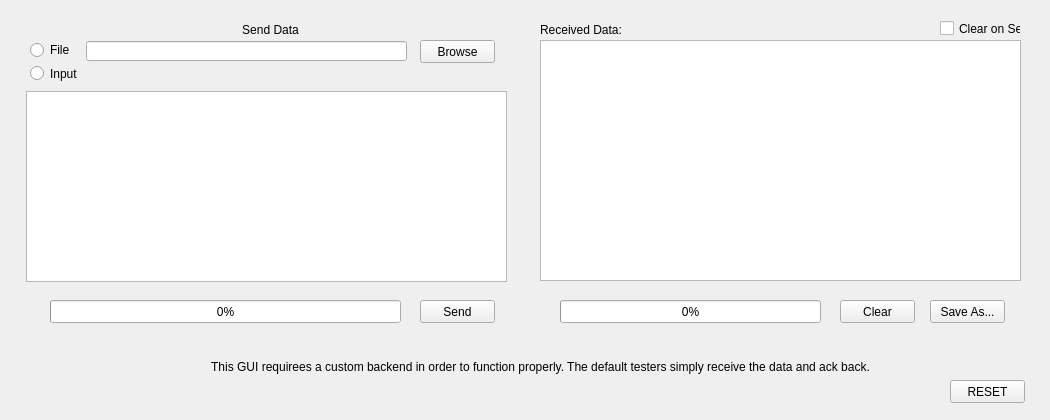
Before: the Qt Designer form src/user-interfaces/gui-data-transmit.ui in Donn13Darko/uC_Interfacer, drawn with Qt 5.
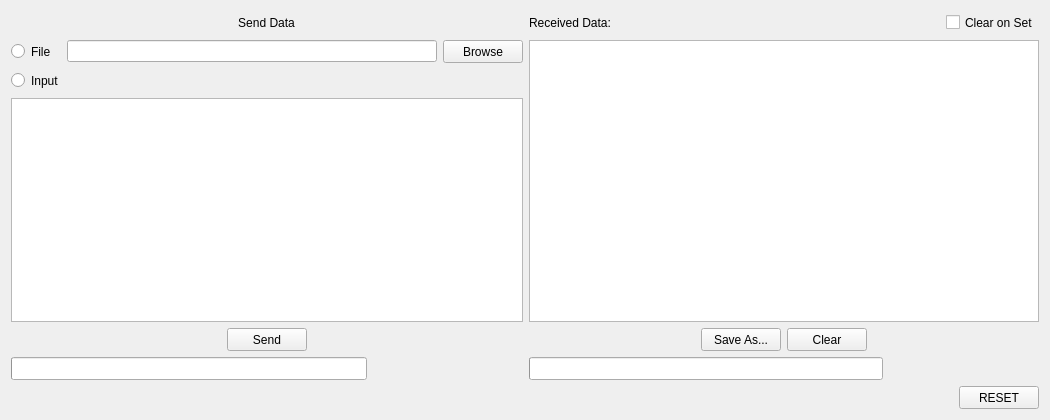
After: the same form once the commit is applied.

Diff of the .ui file:
```diff
--- a/src/user-interfaces/gui-data-transmit.ui
+++ b/src/user-interfaces/gui-data-transmit.ui
@@ -10,37 +10,118 @@
     <height>420</height>
    </rect>
   </property>
+  <property name="sizePolicy">
+   <sizepolicy hsizetype="Minimum" vsizetype="Minimum">
+    <horstretch>0</horstretch>
+    <verstretch>0</verstretch>
+   </sizepolicy>
+  </property>
+  <property name="minimumSize">
+   <size>
+    <width>1050</width>
+    <height>420</height>
+   </size>
+  </property>
   <property name="windowTitle">
    <string>Form</string>
   </property>
-  <widget class="QPlainTextEdit" name="Send_PlainText">
-   <property name="geometry">
-    <rect>
-     <x>26</x>
-     <y>91</y>
-     <width>481</width>
-     <height>191</height>
-    </rect>
-   </property>
-  </widget>
+  <layout class="QGridLayout" name="gridLayout">
+   <item row="1" column="5" alignment="Qt::AlignRight">
+    <widget class="QPushButton" name="ResetGUI_Button">
+     <property name="sizePolicy">
+      <sizepolicy hsizetype="Fixed" vsizetype="Fixed">
+       <horstretch>0</horstretch>
+       <verstretch>0</verstretch>
+      </sizepolicy>
+     </property>
+     <property name="minimumSize">
+      <size>
+       <width>75</width>
+       <height>23</height>
+      </size>
+     </property>
+     <property name="text">
+      <string>RESET</string>
+     </property>
+     <property name="autoDefault">
+      <bool>false</bool>
+     </property>
+    </widget>
+   </item>
+   <item row="0" column="0" colspan="2">
+    <layout class="QVBoxLayout" name="verticalLayout">
+     <property name="sizeConstraint">
+      <enum>QLayout::SetNoConstraint</enum>
+     </property>
+     <item alignment="Qt::AlignHCenter">
+      <widget class="QLabel" name="Send_Label">
+       <property name="sizePolicy">
+        <sizepolicy hsizetype="Fixed" vsizetype="Fixed">
+         <horstretch>0</horstretch>
+         <verstretch>0</verstretch>
+        </sizepolicy>
+       </property>
+       <property name="minimumSize">
+        <size>
+         <width>75</width>
+         <height>23</height>
+        </size>
+       </property>
+       <property name="text">
+        <string>Send Data</string>
+       </property>
+       <property name="alignment">
+        <set>Qt::AlignCenter</set>
+       </property>
+      </widget>
+     </item>
+     <item>
+      <layout class="QHBoxLayout" name="horizontalLayout_2">
+       <item>
+        <widget class="QRadioButton" name="SendFile_Radio">
+         <property name="sizePolicy">
+          <sizepolicy hsizetype="Fixed" vsizetype="Fixed">
+           <horstretch>0</horstretch>
+           <verstretch>0</verstretch>
+          </sizepolicy>
+         </property>
+         <property name="minimumSize">
+          <size>
+           <width>50</width>
+           <height>23</height>
+          </size>
+         </property>
+         <property name="text">
+          <string>File</string>
+         </property>
+         <attribute name="buttonGroup">
+          <string notr="true">Send_RadioGroup</string>
+         </attribute>
+        </widget>
+       </item>
+       <item>
   <widget class="QLineEdit" name="SendFilePath_LineEdit">
-   <property name="geometry">
-    <rect>
-     <x>86</x>
-     <y>41</y>
-     <width>321</width>
+         <property name="minimumSize">
+          <size>
+           <width>370</width>
      <height>20</height>
-    </rect>
-   </property>
-  </widget>
+          </size>
+         </property>
+        </widget>
+       </item>
+       <item>
   <widget class="QPushButton" name="SendBrowseFile_Button">
-   <property name="geometry">
-    <rect>
-     <x>420</x>
-     <y>40</y>
+         <property name="sizePolicy">
+          <sizepolicy hsizetype="Fixed" vsizetype="Fixed">
+           <horstretch>0</horstretch>
+           <verstretch>0</verstretch>
+          </sizepolicy>
+         </property>
+         <property name="minimumSize">
+          <size>
      <width>75</width>
      <height>23</height>
-    </rect>
+          </size>
    </property>
    <property name="text">
     <string>Browse</string>
@@ -49,14 +130,180 @@
     <bool>false</bool>
    </property>
   </widget>
+       </item>
+      </layout>
+     </item>
+     <item>
+      <widget class="QRadioButton" name="SendInput_Radio">
+       <property name="sizePolicy">
+        <sizepolicy hsizetype="Fixed" vsizetype="Fixed">
+         <horstretch>0</horstretch>
+         <verstretch>0</verstretch>
+        </sizepolicy>
+       </property>
+       <property name="minimumSize">
+        <size>
+         <width>50</width>
+         <height>23</height>
+        </size>
+       </property>
+       <property name="text">
+        <string>Input</string>
+       </property>
+       <attribute name="buttonGroup">
+        <string notr="true">Send_RadioGroup</string>
+       </attribute>
+      </widget>
+     </item>
+     <item>
+      <widget class="QPlainTextEdit" name="Send_PlainText">
+       <property name="minimumSize">
+        <size>
+         <width>510</width>
+         <height>220</height>
+        </size>
+       </property>
+      </widget>
+     </item>
+     <item alignment="Qt::AlignHCenter">
+      <widget class="QPushButton" name="Send_Button">
+       <property name="sizePolicy">
+        <sizepolicy hsizetype="Fixed" vsizetype="Fixed">
+         <horstretch>0</horstretch>
+         <verstretch>0</verstretch>
+        </sizepolicy>
+       </property>
+       <property name="minimumSize">
+        <size>
+         <width>75</width>
+         <height>23</height>
+        </size>
+       </property>
+       <property name="text">
+        <string>Send</string>
+       </property>
+       <property name="autoDefault">
+        <bool>false</bool>
+       </property>
+      </widget>
+     </item>
+     <item>
+      <layout class="QHBoxLayout" name="horizontalLayout_3">
+       <item>
+        <widget class="QProgressBar" name="Send_ProgressBar">
+         <property name="minimumSize">
+          <size>
+           <width>200</width>
+           <height>23</height>
+          </size>
+         </property>
+         <property name="value">
+          <number>0</number>
+         </property>
+         <property name="textVisible">
+          <bool>false</bool>
+         </property>
+        </widget>
+       </item>
+       <item>
+        <widget class="QLabel" name="SendProgress_Label">
+         <property name="sizePolicy">
+          <sizepolicy hsizetype="Maximum" vsizetype="Fixed">
+           <horstretch>0</horstretch>
+           <verstretch>0</verstretch>
+          </sizepolicy>
+         </property>
+         <property name="minimumSize">
+          <size>
+           <width>150</width>
+           <height>23</height>
+          </size>
+         </property>
+         <property name="text">
+          <string/>
+         </property>
+         <property name="alignment">
+          <set>Qt::AlignRight|Qt::AlignTrailing|Qt::AlignVCenter</set>
+         </property>
+        </widget>
+       </item>
+      </layout>
+     </item>
+    </layout>
+   </item>
+   <item row="0" column="3" colspan="3">
+    <layout class="QVBoxLayout" name="verticalLayout_2">
+     <item>
+      <layout class="QHBoxLayout" name="horizontalLayout_5">
+       <item>
+        <widget class="QLabel" name="Recv_Label">
+         <property name="sizePolicy">
+          <sizepolicy hsizetype="Fixed" vsizetype="Fixed">
+           <horstretch>0</horstretch>
+           <verstretch>0</verstretch>
+          </sizepolicy>
+         </property>
+         <property name="minimumSize">
+          <size>
+           <width>8</width>
+           <height>23</height>
+          </size>
+         </property>
+         <property name="text">
+          <string>Received Data:</string>
+         </property>
+         <property name="alignment">
+          <set>Qt::AlignLeading|Qt::AlignLeft|Qt::AlignVCenter</set>
+         </property>
+        </widget>
+       </item>
+       <item>
+        <spacer name="horizontalSpacer">
+         <property name="orientation">
+          <enum>Qt::Horizontal</enum>
+         </property>
+         <property name="sizeHint" stdset="0">
+          <size>
+           <width>40</width>
+           <height>20</height>
+          </size>
+         </property>
+        </spacer>
+       </item>
+       <item>
+        <widget class="QCheckBox" name="RecvClearOnSet_CheckBox">
+         <property name="sizePolicy">
+          <sizepolicy hsizetype="Fixed" vsizetype="Fixed">
+           <horstretch>0</horstretch>
+           <verstretch>0</verstretch>
+          </sizepolicy>
+         </property>
+         <property name="minimumSize">
+          <size>
+           <width>80</width>
+           <height>23</height>
+          </size>
+         </property>
+         <property name="text">
+          <string>Clear on Set</string>
+         </property>
+        </widget>
+       </item>
+      </layout>
+     </item>
+     <item>
   <widget class="QPlainTextEdit" name="Recv_PlainText">
-   <property name="geometry">
-    <rect>
-     <x>540</x>
-     <y>40</y>
-     <width>481</width>
-     <height>241</height>
-    </rect>
+       <property name="sizePolicy">
+        <sizepolicy hsizetype="Expanding" vsizetype="Expanding">
+         <horstretch>0</horstretch>
+         <verstretch>0</verstretch>
+        </sizepolicy>
+       </property>
+       <property name="minimumSize">
+        <size>
+         <width>510</width>
+         <height>280</height>
+        </size>
    </property>
    <property name="undoRedoEnabled">
     <bool>false</bool>
@@ -68,94 +315,35 @@
     <set>Qt::LinksAccessibleByMouse|Qt::TextSelectableByMouse</set>
    </property>
   </widget>
-  <widget class="QPushButton" name="RecvClear_Button">
-   <property name="geometry">
-    <rect>
-     <x>840</x>
-     <y>300</y>
-     <width>75</width>
-     <height>23</height>
-    </rect>
-   </property>
-   <property name="text">
-    <string>Clear</string>
-   </property>
-   <property name="autoDefault">
-    <bool>false</bool>
-   </property>
-  </widget>
-  <widget class="QLabel" name="Recv_Label">
-   <property name="geometry">
-    <rect>
-     <x>540</x>
-     <y>20</y>
-     <width>81</width>
+     </item>
+     <item>
+      <layout class="QHBoxLayout" name="horizontalLayout">
+       <item>
+        <spacer name="horizontalSpacer_2">
+         <property name="orientation">
+          <enum>Qt::Horizontal</enum>
+         </property>
+         <property name="sizeHint" stdset="0">
+          <size>
+           <width>40</width>
      <height>20</height>
-    </rect>
-   </property>
-   <property name="text">
-    <string>Received Data:</string>
-   </property>
-   <property name="alignment">
-    <set>Qt::AlignLeading|Qt::AlignLeft|Qt::AlignVCenter</set>
-   </property>
-  </widget>
-  <widget class="QRadioButton" name="SendFile_Radio">
-   <property name="geometry">
-    <rect>
-     <x>30</x>
-     <y>40</y>
-     <width>51</width>
-     <height>20</height>
-    </rect>
-   </property>
-   <property name="text">
-    <string>File</string>
-   </property>
-   <attribute name="buttonGroup">
-    <string notr="true">Send_RadioGroup</string>
-   </attribute>
-  </widget>
-  <widget class="QLabel" name="Send_Label">
-   <property name="geometry">
-    <rect>
-     <x>35</x>
-     <y>20</y>
-     <width>471</width>
-     <height>20</height>
-    </rect>
-   </property>
-   <property name="text">
-    <string>Send Data</string>
-   </property>
-   <property name="alignment">
-    <set>Qt::AlignCenter</set>
-   </property>
-  </widget>
-  <widget class="QRadioButton" name="SendInput_Radio">
-   <property name="geometry">
-    <rect>
-     <x>30</x>
-     <y>65</y>
-     <width>49</width>
-     <height>17</height>
-    </rect>
-   </property>
-   <property name="text">
-    <string>Input</string>
-   </property>
-   <attribute name="buttonGroup">
-    <string notr="true">Send_RadioGroup</string>
-   </attribute>
-  </widget>
+          </size>
+         </property>
+        </spacer>
+       </item>
+       <item>
   <widget class="QPushButton" name="RecvSave_Button">
-   <property name="geometry">
-    <rect>
-     <x>930</x>
-     <y>300</y>
+         <property name="sizePolicy">
+          <sizepolicy hsizetype="Fixed" vsizetype="Fixed">
+           <horstretch>0</horstretch>
+           <verstretch>0</verstretch>
+          </sizepolicy>
+         </property>
+         <property name="minimumSize">
+          <size>
      <width>75</width>
      <height>23</height>
-    </rect>
+          </size>
    </property>
    <property name="text">
     <string>Save As...</string>
@@ -164,131 +352,95 @@
     <bool>false</bool>
    </property>
   </widget>
-  <widget class="QPushButton" name="Send_Button">
-   <property name="geometry">
-    <rect>
-     <x>420</x>
-     <y>300</y>
-     <width>75</width>
-     <height>23</height>
-    </rect>
-   </property>
-   <property name="text">
-    <string>Send</string>
-   </property>
-   <property name="autoDefault">
-    <bool>false</bool>
-   </property>
-  </widget>
-  <widget class="QLabel" name="HelpText">
-   <property name="geometry">
-    <rect>
-     <x>80</x>
-     <y>360</y>
-     <width>921</width>
-     <height>31</height>
-    </rect>
-   </property>
-   <property name="text">
-    <string>This GUI requirees a custom backend in order to function properly. The default testers simply receive the data and ack back.</string>
-   </property>
-   <property name="alignment">
-    <set>Qt::AlignHCenter|Qt::AlignTop</set>
-   </property>
-   <property name="wordWrap">
-    <bool>true</bool>
-   </property>
-  </widget>
-  <widget class="QPushButton" name="ResetGUI_Button">
-   <property name="geometry">
-    <rect>
-     <x>950</x>
-     <y>380</y>
+       </item>
+       <item>
+        <widget class="QPushButton" name="RecvClear_Button">
+         <property name="sizePolicy">
+          <sizepolicy hsizetype="Fixed" vsizetype="Fixed">
+           <horstretch>0</horstretch>
+           <verstretch>0</verstretch>
+          </sizepolicy>
+         </property>
+         <property name="minimumSize">
+          <size>
      <width>75</width>
      <height>23</height>
-    </rect>
+          </size>
    </property>
    <property name="text">
-    <string>RESET</string>
+          <string>Clear</string>
    </property>
    <property name="autoDefault">
     <bool>false</bool>
    </property>
   </widget>
-  <widget class="QProgressBar" name="Send_ProgressBar">
-   <property name="geometry">
-    <rect>
-     <x>50</x>
-     <y>300</y>
-     <width>351</width>
-     <height>23</height>
-    </rect>
-   </property>
-   <property name="value">
-    <number>0</number>
-   </property>
-  </widget>
+       </item>
+       <item>
+        <spacer name="horizontalSpacer_3">
+         <property name="orientation">
+          <enum>Qt::Horizontal</enum>
+         </property>
+         <property name="sizeHint" stdset="0">
+          <size>
+           <width>40</width>
+           <height>20</height>
+          </size>
+         </property>
+        </spacer>
+       </item>
+      </layout>
+     </item>
+     <item>
+      <layout class="QHBoxLayout" name="horizontalLayout_4">
+       <item>
   <widget class="QProgressBar" name="Recv_ProgressBar">
-   <property name="geometry">
-    <rect>
-     <x>560</x>
-     <y>300</y>
-     <width>261</width>
+         <property name="sizePolicy">
+          <sizepolicy hsizetype="Expanding" vsizetype="Fixed">
+           <horstretch>0</horstretch>
+           <verstretch>0</verstretch>
+          </sizepolicy>
+         </property>
+         <property name="minimumSize">
+          <size>
+           <width>200</width>
      <height>23</height>
-    </rect>
+          </size>
    </property>
    <property name="value">
     <number>0</number>
    </property>
    <property name="textVisible">
-    <bool>true</bool>
-   </property>
-  </widget>
-  <widget class="QCheckBox" name="RecvClearOnSet_CheckBox">
-   <property name="geometry">
-    <rect>
-     <x>940</x>
-     <y>20</y>
-     <width>81</width>
-     <height>17</height>
-    </rect>
-   </property>
-   <property name="text">
-    <string>Clear on Set</string>
-   </property>
-  </widget>
+          <bool>false</bool>
+         </property>
+        </widget>
+       </item>
+       <item>
   <widget class="QLabel" name="RecvProgress_Label">
-   <property name="geometry">
-    <rect>
-     <x>560</x>
-     <y>300</y>
-     <width>221</width>
-     <height>20</height>
-    </rect>
-   </property>
-   <property name="text">
-    <string/>
-   </property>
-   <property name="alignment">
-    <set>Qt::AlignCenter</set>
-   </property>
-  </widget>
-  <widget class="QLabel" name="SendProgress_Label">
-   <property name="geometry">
-    <rect>
-     <x>50</x>
-     <y>300</y>
-     <width>311</width>
-     <height>20</height>
-    </rect>
-   </property>
+         <property name="sizePolicy">
+          <sizepolicy hsizetype="Maximum" vsizetype="Fixed">
+           <horstretch>0</horstretch>
+           <verstretch>0</verstretch>
+          </sizepolicy>
+         </property>
+         <property name="minimumSize">
+          <size>
+           <width>150</width>
+           <height>23</height>
+          </size>
+         </property>
    <property name="text">
     <string/>
    </property>
    <property name="alignment">
-    <set>Qt::AlignCenter</set>
-   </property>
-  </widget>
+          <set>Qt::AlignRight|Qt::AlignTrailing|Qt::AlignVCenter</set>
+         </property>
+        </widget>
+       </item>
+      </layout>
+     </item>
+    </layout>
+   </item>
+  </layout>
  </widget>
  <resources/>
  <connections/>
```
Lines whose indentation alone changed are shown as unchanged.
